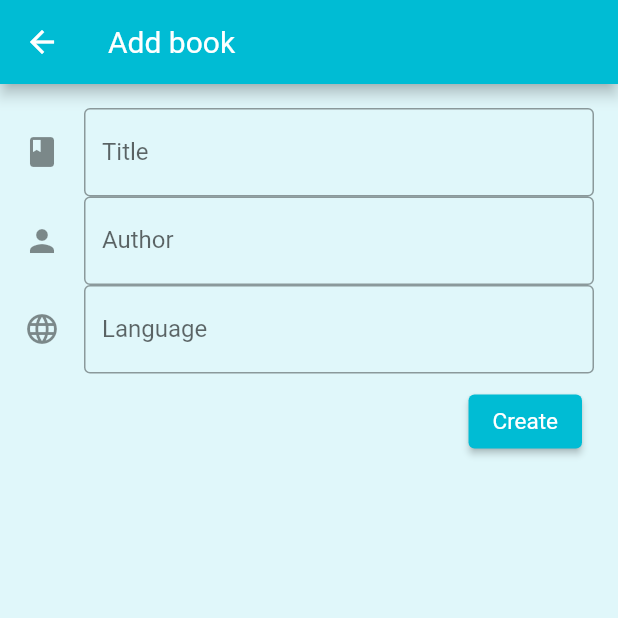
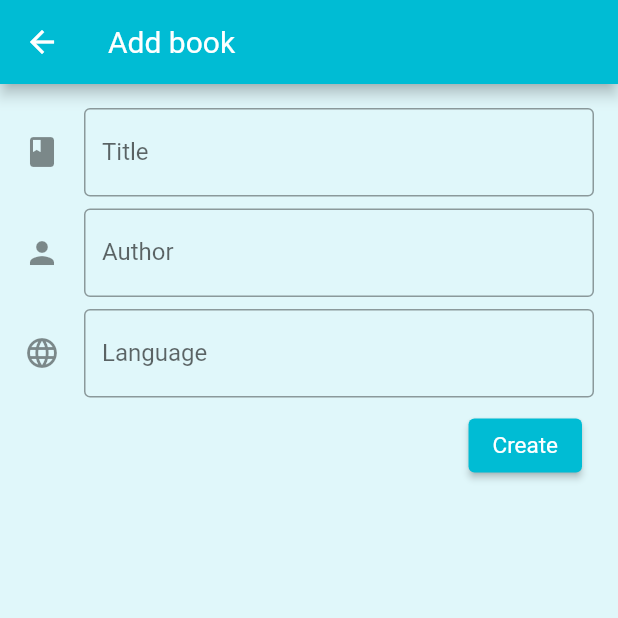
Before and after one commit to kurjakrichard/flutibre, a Flutter app: the screen it shows after launch, after a tap on the "add" icon, on a phone screen of 412 x 824 dp, the top half of it. Run offline on Flutter 3.47's test engine with Material 2 defaults, Android fonts, the phone set to English and light mode, and no system bars; our stand-ins replace sqflite_common, sqflite_common_ffi; accounts and stored records are empty.

Commit message:
Update modify-book and delete book

```diff
--- a/lib/main.dart
+++ b/lib/main.dart
@@ -23,9 +23,9 @@ class Flutibre extends StatelessWidget {
           home: const MainWindow(),
           routes: {
             //'/bookDetails': (context) => const BookDetailsPage(),
-            '/listPage': (context) => ListPage(),
+            '/listPage': (context) => const ListPage(),
             '/gridPage': (context) => GridPage(),
-            '/modifyBookPage': (context) => ModifyBookPage(),
+            '/modifyBookPage': (context) => const ModifyBookPage(),
           },
           onGenerateRoute: (settings) {
             if (settings.name?.startsWith('/book/') ?? false) {
--- a/lib/screens/gridview.dart
+++ b/lib/screens/gridview.dart
@@ -1,3 +1,4 @@
+import 'package:flutibre/utils/book_repository.dart';
 import 'package:flutter/material.dart';
 import 'package:flutibre/models/book_data.dart';
 
@@ -6,6 +7,8 @@ class GridPage extends StatelessWidget {
 
   @override
   Widget build(BuildContext context) {
+    var repository = BookRepository.of(context);
+    var books = repository.books;
     int size = MediaQuery.of(context).size.width.round();
     return Scaffold(
       backgroundColor: Colors.cyan[50],
@@ -16,8 +19,6 @@ class GridPage extends StatelessWidget {
         ),
       ),
       body: Builder(builder: (context) {
-        var routeSettings = ModalRoute.of(context)!.settings;
-        var books = routeSettings.arguments as List<BookData>;
         return GridView.builder(
           gridDelegate: SliverGridDelegateWithFixedCrossAxisCount(
             crossAxisCount: (size / 200).round(),
--- a/lib/screens/listview.dart
+++ b/lib/screens/listview.dart
@@ -1,22 +1,20 @@
 import 'package:flutibre/models/book_data.dart';
+import 'package:flutibre/utils/book_repository.dart';
 import 'package:flutter/material.dart';
 
 class ListPage extends StatefulWidget {
-  ListPage({Key? key}) : super(key: key);
-
-  // final List<BookData> books;
+  const ListPage({Key? key}) : super(key: key);
 
   @override
   _ListPageState createState() => _ListPageState();
 }
 
 class _ListPageState extends State<ListPage> {
-  late List<BookData> books;
-
   final columns = ['Author', 'Title', 'Language'];
   int? sortColumnIndex;
   bool isAscending = false;
   late List<BookData> selectedBook;
+  late List<BookData> books;
 
   @override
   void initState() {
@@ -26,8 +24,8 @@ class _ListPageState extends State<ListPage> {
 
   @override
   Widget build(BuildContext context) {
-    var routeSettings = ModalRoute.of(context)!.settings;
-    List<BookData> books = routeSettings.arguments as List<BookData>;
+    var repository = BookRepository.of(context);
+    var books = repository.books;
 
     return Scaffold(
       backgroundColor: Colors.cyan[50],
--- a/lib/screens/modify_book.dart
+++ b/lib/screens/modify_book.dart
@@ -27,7 +27,9 @@ class ModifyBookPage extends StatelessWidget {
                     keyboardType: TextInputType.text,
                     onSaved: (value) {},
                   ),
-                  TextFormField(
+                  Padding(
+                    padding: const EdgeInsets.only(top: 8.0, bottom: 8.0),
+                    child: TextFormField(
                       decoration: const InputDecoration(
                           icon: Icon(Icons.person),
                           labelText: 'Author',
@@ -35,6 +37,7 @@ class ModifyBookPage extends StatelessWidget {
                           border: OutlineInputBorder()),
                       keyboardType: TextInputType.name,
                       onSaved: (value) {},
+                    ),
                   ),
                   TextFormField(
                     decoration: const InputDecoration(
--- a/lib/utils/book_repository.dart
+++ b/lib/utils/book_repository.dart
@@ -41,7 +41,7 @@ class _BookRepositoryProviderState extends State<BookRepositoryProvider> {
   void initState() {
     _repositoryData = BookRepositoryData(
       [
-        BookData(
+        const BookData(
           1,
           'R.R. Tolkien',
           'A gyűrűk ura',
@@ -51,7 +51,7 @@ class _BookRepositoryProviderState extends State<BookRepositoryProvider> {
           '',
           'images/1.jpg',
         ),
-        BookData(
+        const BookData(
           2,
           'Robert Jordan',
           'Az alkony keresztútján',
@@ -61,7 +61,7 @@ class _BookRepositoryProviderState extends State<BookRepositoryProvider> {
           'Ide egy nagyon hosszú szoveget fogok írni. Megnézzük, hogy tördeli be',
           'images/2.jpg',
         ),
-        BookData(
+        const BookData(
           3,
           'Stephen King',
           'Ragyogás',
@@ -71,7 +71,7 @@ class _BookRepositoryProviderState extends State<BookRepositoryProvider> {
           '',
           'images/3.jpg',
         ),
-        BookData(
+        const BookData(
           4,
           'Robert Jordan',
           'Újjászületett sárkány',
@@ -81,7 +81,7 @@ class _BookRepositoryProviderState extends State<BookRepositoryProvider> {
           '',
           'images/4.jpg',
         ),
-        BookData(
+        const BookData(
           5,
           'Robert Jordan',
           'Újjászületett sárkány',
@@ -91,7 +91,7 @@ class _BookRepositoryProviderState extends State<BookRepositoryProvider> {
           '',
           'images/5.jpg',
         ),
-        BookData(
+        const BookData(
           6,
           'Robert Jordan',
           'Újjászületett sárkány',
@@ -101,7 +101,7 @@ class _BookRepositoryProviderState extends State<BookRepositoryProvider> {
           '',
           'images/6.jpg',
         ),
-        BookData(
+        const BookData(
           7,
           'Robert Jordan',
           'Újjászületett sárkány',
@@ -111,7 +111,7 @@ class _BookRepositoryProviderState extends State<BookRepositoryProvider> {
           '',
           'images/7.jpg',
         ),
-        BookData(
+        const BookData(
           8,
           'Robert Jordan',
           'Újjászületett sárkány',
@@ -121,7 +121,7 @@ class _BookRepositoryProviderState extends State<BookRepositoryProvider> {
           '',
           'images/8.jpg',
         ),
-        BookData(
+        const BookData(
           9,
           'Robert Jordan',
           'Újjászületett sárkány',
@@ -131,7 +131,7 @@ class _BookRepositoryProviderState extends State<BookRepositoryProvider> {
           '',
           'images/9.jpg',
         ),
-        BookData(
+        const BookData(
           10,
           'Robert Jordan',
           'Újjászületett sárkány',
@@ -141,7 +141,7 @@ class _BookRepositoryProviderState extends State<BookRepositoryProvider> {
           '',
           'images/10.jpg',
         ),
-        BookData(
+        const BookData(
           11,
           'Robert Jordan',
           'Újjászületett sárkány',
@@ -151,7 +151,7 @@ class _BookRepositoryProviderState extends State<BookRepositoryProvider> {
           '',
           'images/11.jpg',
         ),
-        BookData(
+        const BookData(
           12,
           'Robert Jordan',
           'Újjászületett sárkány',
@@ -161,7 +161,7 @@ class _BookRepositoryProviderState extends State<BookRepositoryProvider> {
           '',
           'images/12.jpg',
         ),
-        BookData(
+        const BookData(
           13,
           'Robert Jordan',
           'Újjászületett sárkány',
@@ -171,7 +171,7 @@ class _BookRepositoryProviderState extends State<BookRepositoryProvider> {
           '',
           'images/13.jpg',
         ),
-        BookData(
+        const BookData(
           14,
           'Robert Jordan',
           'Újjászületett sárkány',
@@ -181,7 +181,7 @@ class _BookRepositoryProviderState extends State<BookRepositoryProvider> {
           '',
           'images/14.jpg',
         ),
-        BookData(
+        const BookData(
           15,
           'Robert Jordan',
           'Újjászületett sárkány',
@@ -191,7 +191,7 @@ class _BookRepositoryProviderState extends State<BookRepositoryProvider> {
           '',
           'images/15.jpg',
         ),
-        BookData(
+        const BookData(
           16,
           'Robert Jordan',
           'Újjászületett sárkány',
```
Lines whose indentation alone changed are shown as unchanged.
